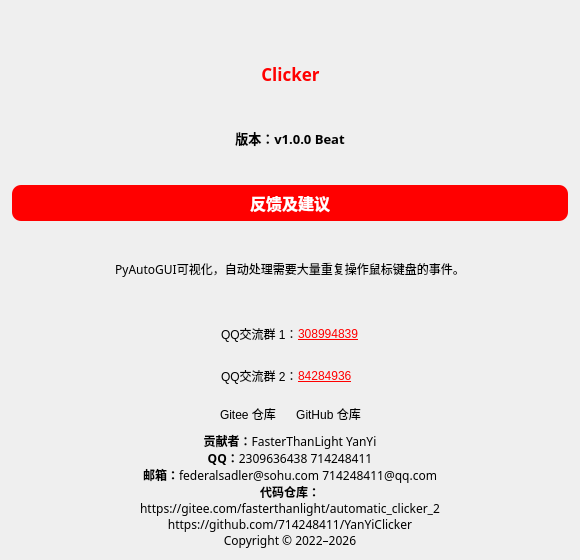
First picture: the form in Window/about.ui, repository 714248411/AnClicker, before the edit.
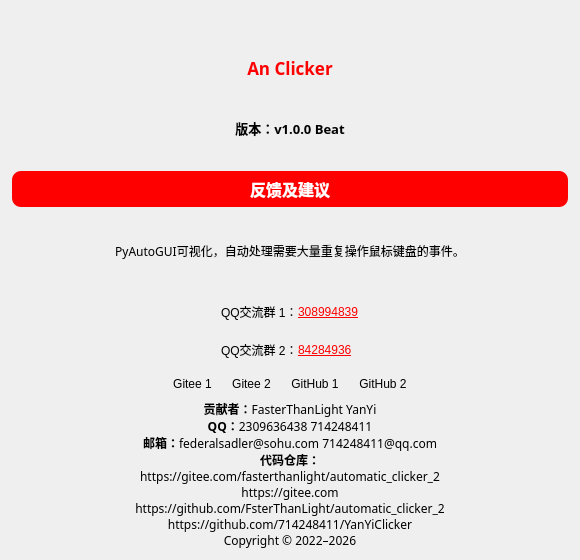
Second picture: the form after the edit. Icons and pictures are not drawn.

Diff of the .ui file:
```diff
--- a/Window/about.ui
+++ b/Window/about.ui
@@ -158,7 +158,7 @@
           </font>
          </property>
          <property name="text">
-          <string>Clicker</string>
+          <string>An Clicker</string>
          </property>
          <property name="alignment">
           <set>Qt::AlignmentFlag::AlignCenter</set>
@@ -387,7 +387,7 @@
      <item>
       <widget class="QToolButton" name="gitee">
        <property name="text">
-        <string>Gitee 仓库</string>
+        <string>Gitee 1</string>
        </property>
        <property name="icon">
         <iconset resource="../images.qrc">
@@ -405,12 +405,35 @@
        <property name="toolButtonStyle">
         <enum>Qt::ToolButtonStyle::ToolButtonTextUnderIcon</enum>
        </property>
-      </widget>
-     </item>
-     <item>
-      <widget class="QToolButton" name="gitee_2">
+     </widget>
+    </item>
+    <item>
+     <widget class="QToolButton" name="gitee_3">
+      <property name="text">
+       <string>Gitee 2</string>
+      </property>
+      <property name="icon">
+       <iconset resource="../images.qrc">
+        <normaloff>:/按钮图标/Window/res/gitee.png</normaloff>:/按钮图标/Window/res/gitee.png</iconset>
+      </property>
+      <property name="iconSize">
+       <size>
+        <width>50</width>
+        <height>50</height>
+       </size>
+      </property>
+      <property name="autoRaise">
+       <bool>true</bool>
+      </property>
+      <property name="toolButtonStyle">
+       <enum>Qt::ToolButtonStyle::ToolButtonTextUnderIcon</enum>
+      </property>
+     </widget>
+    </item>
+    <item>
+     <widget class="QToolButton" name="gitee_2">
        <property name="text">
-        <string>GitHub 仓库</string>
+        <string>GitHub 1</string>
        </property>
        <property name="icon">
         <iconset resource="../images.qrc">
@@ -428,8 +451,31 @@
        <property name="toolButtonStyle">
         <enum>Qt::ToolButtonStyle::ToolButtonTextUnderIcon</enum>
        </property>
-      </widget>
-     </item>
+     </widget>
+    </item>
+    <item>
+     <widget class="QToolButton" name="gitee_4">
+      <property name="text">
+       <string>GitHub 2</string>
+      </property>
+      <property name="icon">
+       <iconset resource="../images.qrc">
+        <normaloff>:/按钮图标/Window/res/github.png</normaloff>:/按钮图标/Window/res/github.png</iconset>
+      </property>
+      <property name="iconSize">
+       <size>
+        <width>50</width>
+        <height>50</height>
+       </size>
+      </property>
+      <property name="autoRaise">
+       <bool>true</bool>
+      </property>
+      <property name="toolButtonStyle">
+       <enum>Qt::ToolButtonStyle::ToolButtonTextUnderIcon</enum>
+      </property>
+     </widget>
+    </item>
      <item>
       <spacer name="horizontalSpacer_4">
        <property name="orientation">
@@ -454,7 +500,7 @@
       </font>
      </property>
      <property name="text">
-      <string>&lt;b&gt;贡献者：&lt;/b&gt;FasterThanLight　　YanYi&lt;br&gt;&lt;b&gt;QQ：&lt;/b&gt;2309636438　　714248411&lt;br&gt;&lt;b&gt;邮箱：&lt;/b&gt;federalsadler@sohu.com　　714248411@qq.com&lt;br&gt;&lt;b&gt;代码仓库：&lt;/b&gt;&lt;br&gt;https://gitee.com/fasterthanlight/automatic_clicker_2&lt;br&gt;https://github.com/714248411/YanYiClicker&lt;br&gt;Copyright © 2022–2026</string>
+      <string>&lt;b&gt;贡献者：&lt;/b&gt;FasterThanLight　　YanYi&lt;br&gt;&lt;b&gt;QQ：&lt;/b&gt;2309636438　　714248411&lt;br&gt;&lt;b&gt;邮箱：&lt;/b&gt;federalsadler@sohu.com　　714248411@qq.com&lt;br&gt;&lt;b&gt;代码仓库：&lt;/b&gt;&lt;br&gt;https://gitee.com/fasterthanlight/automatic_clicker_2&lt;br&gt;https://gitee.com&lt;br&gt;https://github.com/FsterThanLight/automatic_clicker_2&lt;br&gt;https://github.com/714248411/YanYiClicker&lt;br&gt;Copyright © 2022–2026</string>
      </property>
      <property name="alignment">
       <set>Qt::AlignmentFlag::AlignCenter</set>
```
